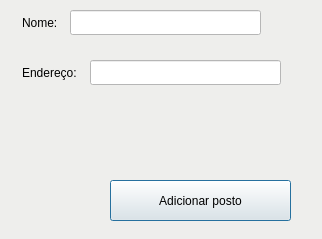
lucasnatali98/CADVAC, file cadvac_gui/createpostwindow.ui: the form before one commit.
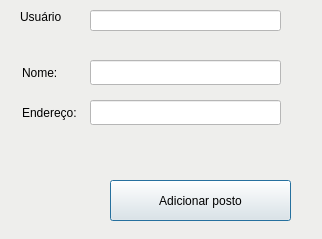
The form after the commit.

Commit message: add and remove users, pattients and helthPost

```diff
--- a/cadvac_gui/createpostwindow.ui
+++ b/cadvac_gui/createpostwindow.ui
@@ -36,7 +36,7 @@
      <property name="geometry">
       <rect>
        <x>30</x>
-       <y>70</y>
+       <y>110</y>
        <width>71</width>
        <height>25</height>
       </rect>
@@ -55,7 +55,7 @@
      <property name="geometry">
       <rect>
        <x>30</x>
-       <y>20</y>
+       <y>70</y>
        <width>51</width>
        <height>25</height>
       </rect>
@@ -74,7 +74,7 @@
      <property name="geometry">
       <rect>
        <x>100</x>
-       <y>70</y>
+       <y>110</y>
        <width>191</width>
        <height>25</height>
       </rect>
@@ -86,8 +86,8 @@
     <widget class="QLineEdit" name="nameLineEdit">
      <property name="geometry">
       <rect>
-       <x>80</x>
-       <y>20</y>
+       <x>100</x>
+       <y>70</y>
        <width>191</width>
        <height>25</height>
       </rect>
@@ -112,6 +112,35 @@
       <bool>true</bool>
      </property>
     </widget>
+    <widget class="QLabel" name="label">
+     <property name="geometry">
+      <rect>
+       <x>30</x>
+       <y>20</y>
+       <width>47</width>
+       <height>13</height>
+      </rect>
+     </property>
+     <property name="text">
+      <string>Usuário</string>
+     </property>
+    </widget>
+    <widget class="QLineEdit" name="user">
+     <property name="geometry">
+      <rect>
+       <x>100</x>
+       <y>20</y>
+       <width>191</width>
+       <height>21</height>
+      </rect>
+     </property>
+     <property name="styleSheet">
+      <string notr="true">background-color: rgb(255, 255, 255);</string>
+     </property>
+     <property name="readOnly">
+      <bool>true</bool>
+     </property>
+    </widget>
    </widget>
   </widget>
  </widget>
```
The commit also changes 42 other files.
